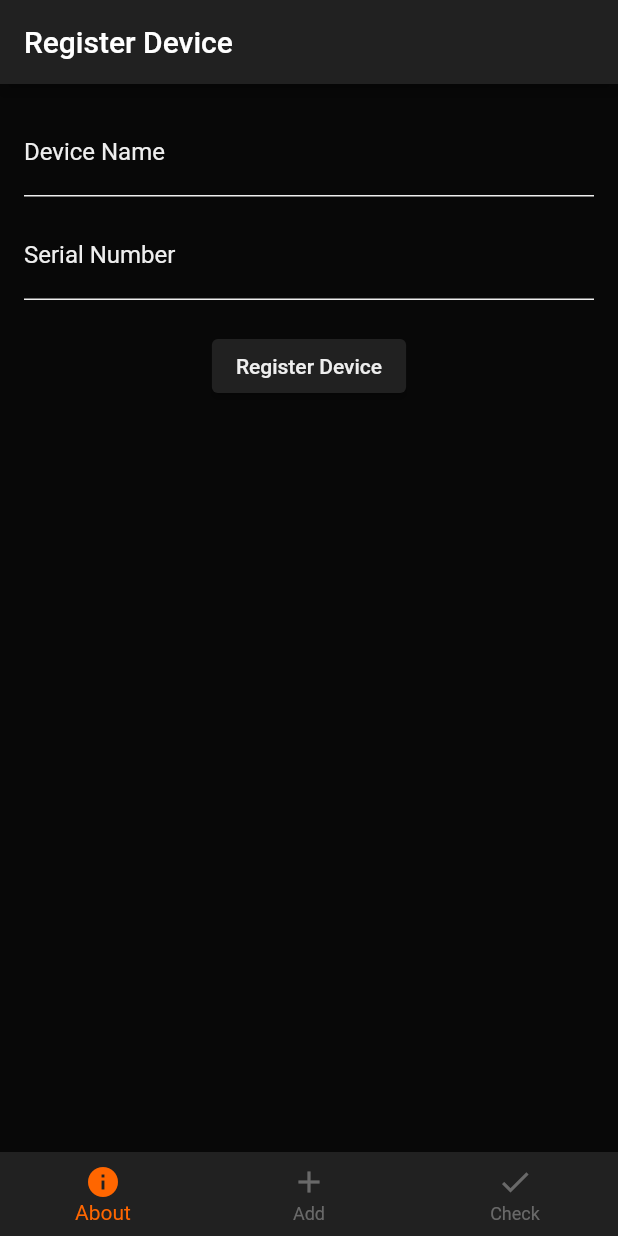
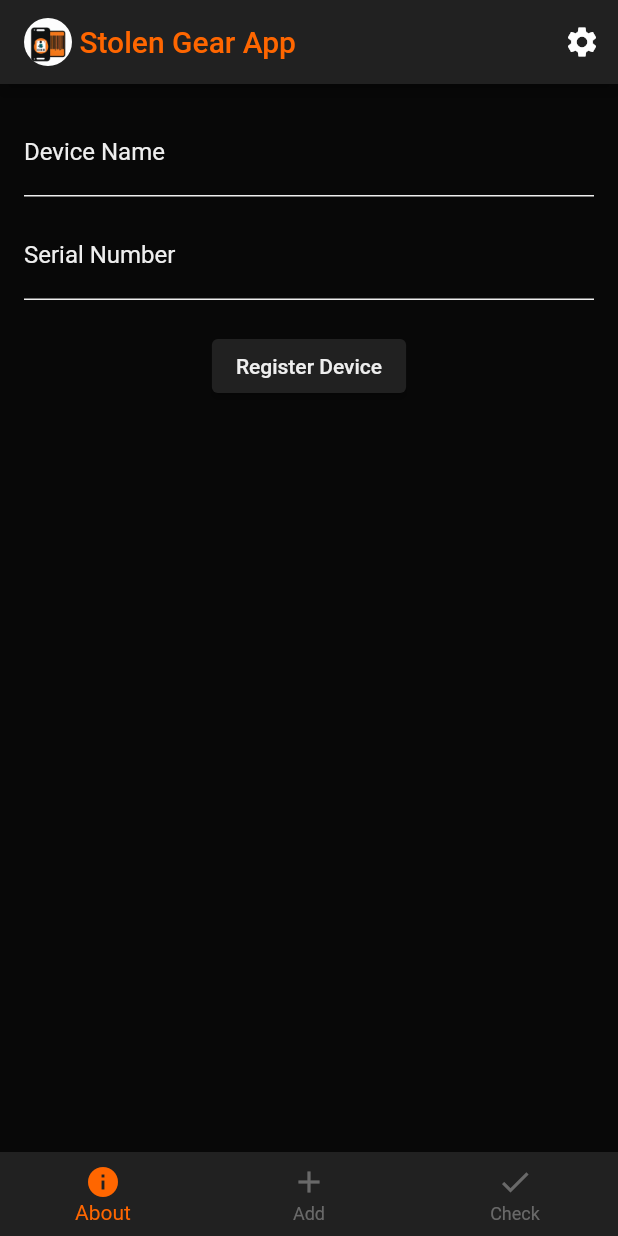
Before and after one commit to nikohoffren/stolen-or-not-app, a Flutter app: the RegisterDeviceScreen screen opened directly, on a phone screen of 412 x 824 dp. Run offline on Flutter 3.47's test engine with Material 2 defaults, Android fonts, the light colour scheme and no system bars; our stand-ins replace cloud_firestore, firebase_auth, firebase_core, google_sign_in; accounts and stored records are empty.

Commit message:
create custom_app_bar.dart to widgets directory

```diff
--- a/lib/main.dart
+++ b/lib/main.dart
@@ -1,7 +1,6 @@
 import 'package:flutter/material.dart';
 import 'package:firebase_core/firebase_core.dart';
 import 'package:stolen_gear_app/views/login_page.dart';
-import 'package:stolen_gear_app/views/register_device_screen.dart';
 
 void main() async {
   WidgetsFlutterBinding.ensureInitialized();
@@ -17,7 +16,7 @@ class MyApp extends StatelessWidget {
     return MaterialApp(
       title: 'Stolen Gear App',
       theme: ThemeData(
-        primarySwatch: Colors.red,
+        primarySwatch: Colors.deepOrange,
       ),
       home: const LoginPage(),
     );
--- a/lib/views/register_device_screen.dart
+++ b/lib/views/register_device_screen.dart
@@ -3,6 +3,7 @@ import 'package:cloud_firestore/cloud_firestore.dart';
 import 'package:flutter/material.dart';
 import 'package:stolen_gear_app/themes/app_colors.dart';
 import 'package:stolen_gear_app/widgets/app_bottom_navigation_bar.dart';
+import 'package:stolen_gear_app/widgets/custom_app_bar.dart';
 
 class RegisterDeviceScreen extends StatefulWidget {
   const RegisterDeviceScreen({super.key});
@@ -20,14 +21,18 @@ class RegisterDeviceScreenState extends State<RegisterDeviceScreen> {
 
   int _currentIndex = 0;
   void _onTabTapped(int index) => setState(() => _currentIndex = index);
+  void _settingsButtonPressed() {
+    print('Settings Icon Pressed!');
+    // Navigate to settings page or open settings dialog
+  }
 
   @override
   Widget build(BuildContext context) {
     return Scaffold(
       backgroundColor: AppColors.black,
-      appBar: AppBar(
-        title: const Text('Register Device'),
-        backgroundColor: AppColors.primaryColor,
+      appBar: CustomAppBar(
+        title: '',
+        onSettingsIconPressed: _settingsButtonPressed,
       ),
       body: Form(
         key: _formKey,
--- a/lib/views/register_page.dart
+++ b/lib/views/register_page.dart
@@ -2,7 +2,6 @@
 import 'package:firebase_auth/firebase_auth.dart';
 import 'package:flutter/material.dart';
 import 'package:stolen_gear_app/themes/app_colors.dart';
-import 'package:stolen_gear_app/views/login_page.dart';
 
 class RegisterPage extends StatefulWidget {
   const RegisterPage({Key? key}) : super(key: key);
--- /dev/null
+++ b/lib/widgets/custom_app_bar.dart
@@ -0,0 +1,45 @@
+import 'package:flutter/material.dart';
+import 'package:stolen_gear_app/themes/app_colors.dart';
+
+class CustomAppBar extends StatelessWidget implements PreferredSizeWidget {
+  final String title;
+  final VoidCallback onSettingsIconPressed;
+
+  const CustomAppBar({
+    super.key,
+    required this.title,
+    required this.onSettingsIconPressed,
+  }) : preferredSize = const Size.fromHeight(kToolbarHeight);
+
+  @override
+  final Size preferredSize; // default is 56.0
+
+  @override
+  Widget build(BuildContext context) {
+    return AppBar(
+      backgroundColor: AppColors.primaryColor,
+      title: Row(
+        children: <Widget>[
+          ClipOval(
+            child: Image.asset(
+              'assets/images/stolen-gear-logo.jpeg',
+              fit: BoxFit.contain,
+              height: 32,
+            ),
+          ),
+          const Text(
+            " Stolen Gear App",
+            style: TextStyle(color: AppColors.secondaryColor),
+          ),
+          Container(padding: const EdgeInsets.all(8.0), child: Text(title)),
+        ],
+      ),
+      actions: [
+        IconButton(
+          icon: const Icon(Icons.settings),
+          onPressed: onSettingsIconPressed,
+        )
+      ],
+    );
+  }
+}
--- a/pubspec.yaml
+++ b/pubspec.yaml
@@ -63,7 +63,8 @@ flutter:
   uses-material-design: true
 
   # To add assets to your application, add an assets section, like this:
-  # assets:
+  assets:
+    - assets/images/
   #   - images/a_dot_burr.jpeg
   #   - images/a_dot_ham.jpeg
 
```
Also changed, not shown: assets/images/stolen-gear-logo.jpeg (added).
